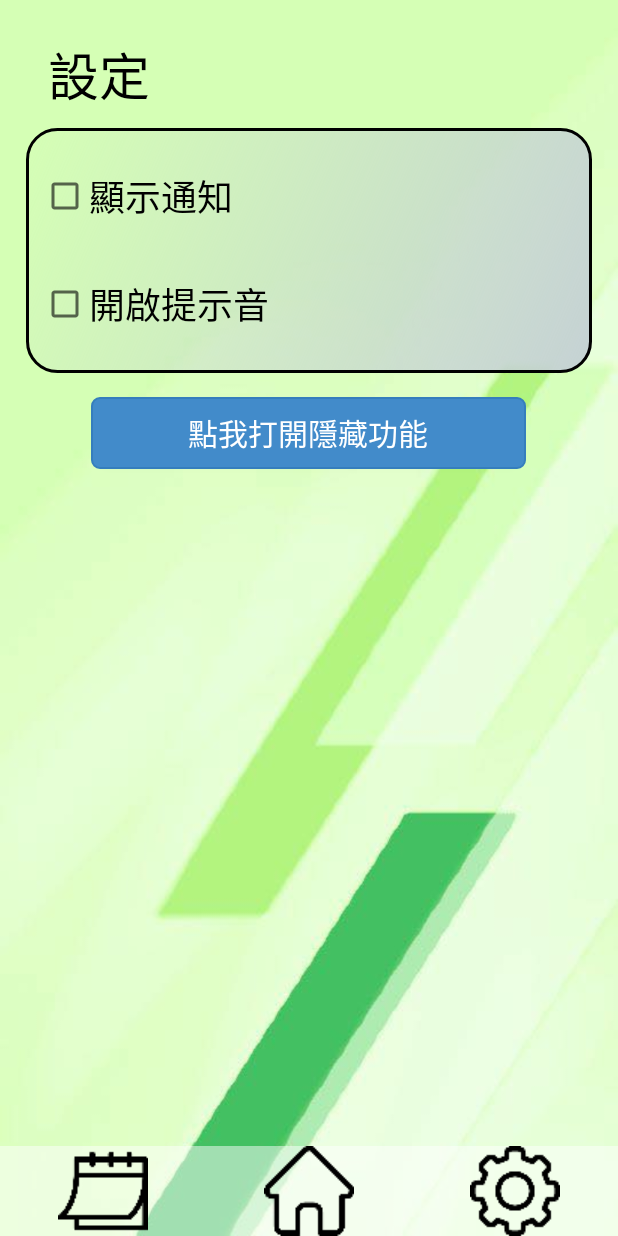
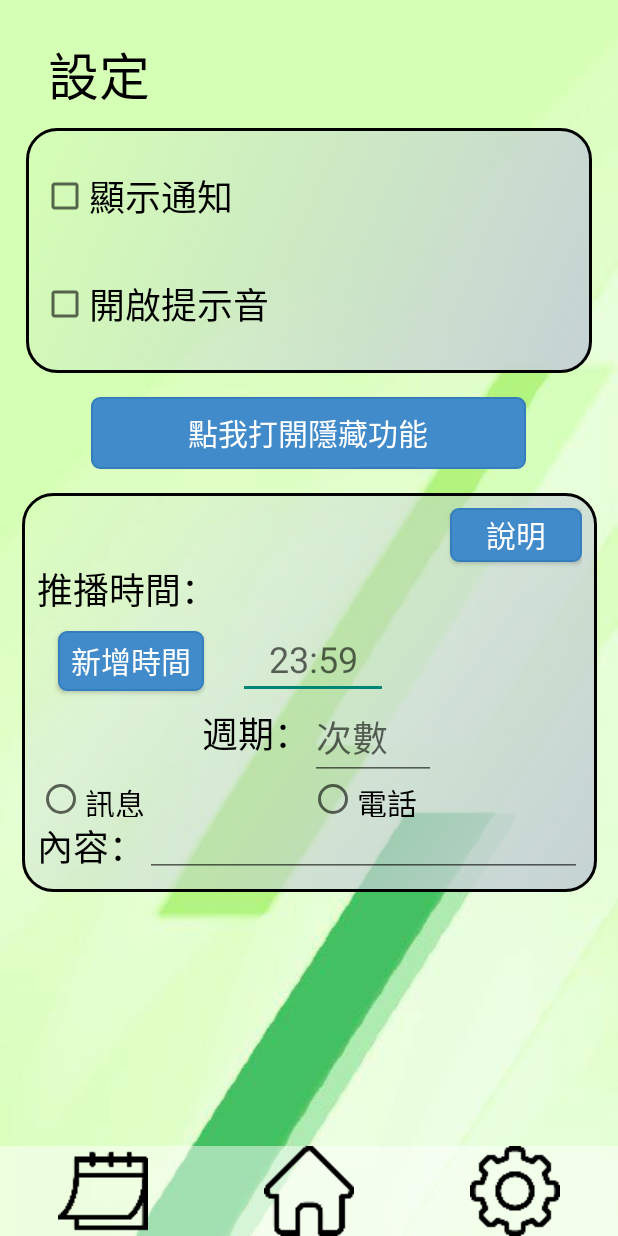
Before and after one commit to HappyGroupHub/TimeManagementMaster, an Android app: the ActivitySettings screen opened directly, with no data from a screen before it, on a phone screen of 412 x 824 dp. Run offline under Robolectric (Android 15) with nearby library versions, the phone set to English and light mode, and no system bars.

Commit message:
Update(Kyle) - add new button and text

```diff
--- a/app/src/main/res/layout/activity_settings.xml
+++ b/app/src/main/res/layout/activity_settings.xml
@@ -105,14 +105,14 @@
 
     <LinearLayout
         android:id="@+id/l_controlnvisable"
-        android:layout_width="379dp"
-        android:layout_height="260dp"
+        android:layout_width="383dp"
+        android:layout_height="266dp"
         android:layout_marginStart="32dp"
         android:layout_marginTop="16dp"
         android:layout_marginEnd="32dp"
         android:background="@drawable/rectangle_view"
         android:orientation="vertical"
-        android:visibility="invisible"
+        android:visibility="visible"
         app:layout_constraintEnd_toEndOf="parent"
         app:layout_constraintStart_toStartOf="parent"
         app:layout_constraintTop_toBottomOf="@+id/btn_hideFunction">
@@ -121,14 +121,14 @@
             android:id="@+id/btn_explain"
             style="@style/btn_primary"
             android:layout_width="wrap_content"
-            android:layout_height="wrap_content"
+            android:layout_height="36dp"
             android:layout_gravity="right"
             android:text="說明"
             tools:ignore="TouchTargetSizeCheck" />
 
         <LinearLayout
-            android:layout_width="match_parent"
-            android:layout_height="wrap_content"
+            android:layout_width="360dp"
+            android:layout_height="45dp"
             android:layout_weight="1"
             android:orientation="horizontal">
 
@@ -140,63 +140,52 @@
                 android:textColor="@color/black"
                 android:textSize="24sp" />
 
-            <ListView
-                android:layout_width="42dp"
-                android:layout_height="32dp"
-                android:layout_weight="1"
-                tools:ignore="TouchTargetSizeCheck" />
-
             <TextView
-                android:id="@+id/tv_year"
+                android:id="@+id/tv_time2"
                 android:layout_width="wrap_content"
                 android:layout_height="wrap_content"
                 android:layout_weight="1"
-                android:text="年"
-                android:textSize="24sp"
-                tools:textColor="@color/black" />
-
-            <ListView
-                android:layout_width="42dp"
-                android:layout_height="32dp"
-                android:layout_weight="1" />
-
-            <TextView
-                android:id="@+id/tv_month"
-                android:layout_width="wrap_content"
-                android:layout_height="wrap_content"
-                android:layout_weight="1"
-                android:text="月"
-                android:textSize="24sp"
-                tools:textColor="@color/black" />
-
-            <ListView
-                android:layout_width="42dp"
-                android:layout_height="32dp"
-                android:layout_weight="1" />
-
-            <TextView
-                android:id="@+id/tv_date"
-                android:layout_width="wrap_content"
-                android:layout_height="wrap_content"
-                android:layout_weight="1"
-                android:text="日"
-                android:textSize="24sp"
-                tools:layout_weight="1"
-                tools:textColor="@color/black" />
+                android:textSize="24sp" />
 
         </LinearLayout>
+
+        <androidx.constraintlayout.widget.ConstraintLayout
+            android:layout_width="367dp"
+            android:layout_height="65dp"
+            android:layout_weight="1"
+            app:layout_constraintEnd_toEndOf="parent"
+            app:layout_constraintStart_toStartOf="parent">
 
             <EditText
                 android:id="@+id/et_time"
                 android:layout_width="100dp"
                 android:layout_height="wrap_content"
                 android:layout_gravity="center"
+                android:layout_marginStart="8dp"
+                android:layout_marginEnd="8dp"
                 android:layout_weight="1"
                 android:ems="4"
                 android:gravity="center"
                 android:hint="23:59"
                 android:inputType="textPersonName"
+                android:textSize="24sp"
+                app:layout_constraintEnd_toEndOf="parent"
+                app:layout_constraintStart_toStartOf="parent"
+                app:layout_constraintTop_toTopOf="parent"
                 tools:ignore="TouchTargetSizeCheck" />
+
+            <Button
+                android:id="@+id/btn_selectTime2"
+                style="@style/btn_primary"
+                android:layout_width="97dp"
+                android:layout_height="40dp"
+                android:layout_marginStart="14dp"
+                android:layout_marginBottom="10dp"
+                android:text="新增時間"
+                app:layout_constraintBottom_toBottomOf="parent"
+                app:layout_constraintStart_toStartOf="parent"
+                tools:ignore="TouchTargetSizeCheck" />
+        </androidx.constraintlayout.widget.ConstraintLayout>
 
         <androidx.constraintlayout.widget.ConstraintLayout
             android:layout_width="match_parent"
@@ -217,6 +206,7 @@
                 android:ems="3"
                 android:hint="次數"
                 android:inputType="textPersonName"
+                android:textSize="24sp"
                 app:layout_constraintStart_toEndOf="@+id/tv_cycle"
                 app:layout_constraintTop_toTopOf="parent"
                 tools:ignore="TouchTargetSizeCheck" />
@@ -226,7 +216,6 @@
                 android:layout_width="wrap_content"
                 android:layout_height="wrap_content"
                 android:layout_marginStart="110dp"
-                android:layout_marginTop="6dp"
                 android:text="週期："
                 android:textColor="@color/black"
                 android:textSize="24sp"
@@ -288,4 +277,5 @@
         </LinearLayout>
 
     </LinearLayout>
+
 </androidx.constraintlayout.widget.ConstraintLayout>
```
Lines whose indentation alone changed are shown as unchanged.
